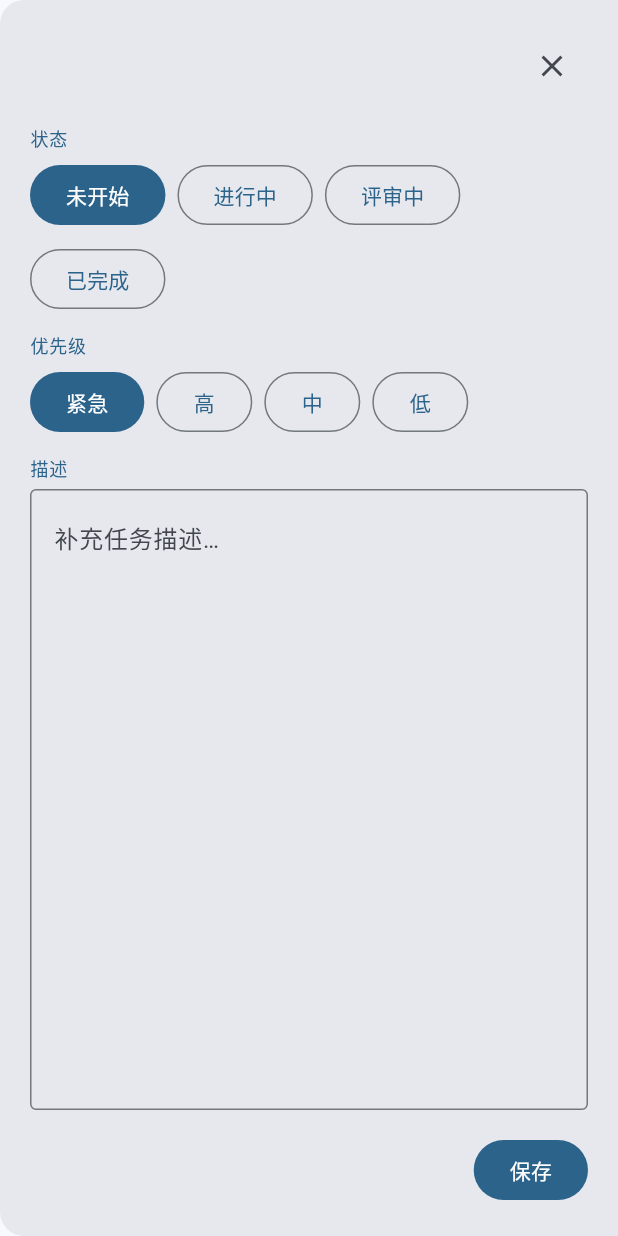
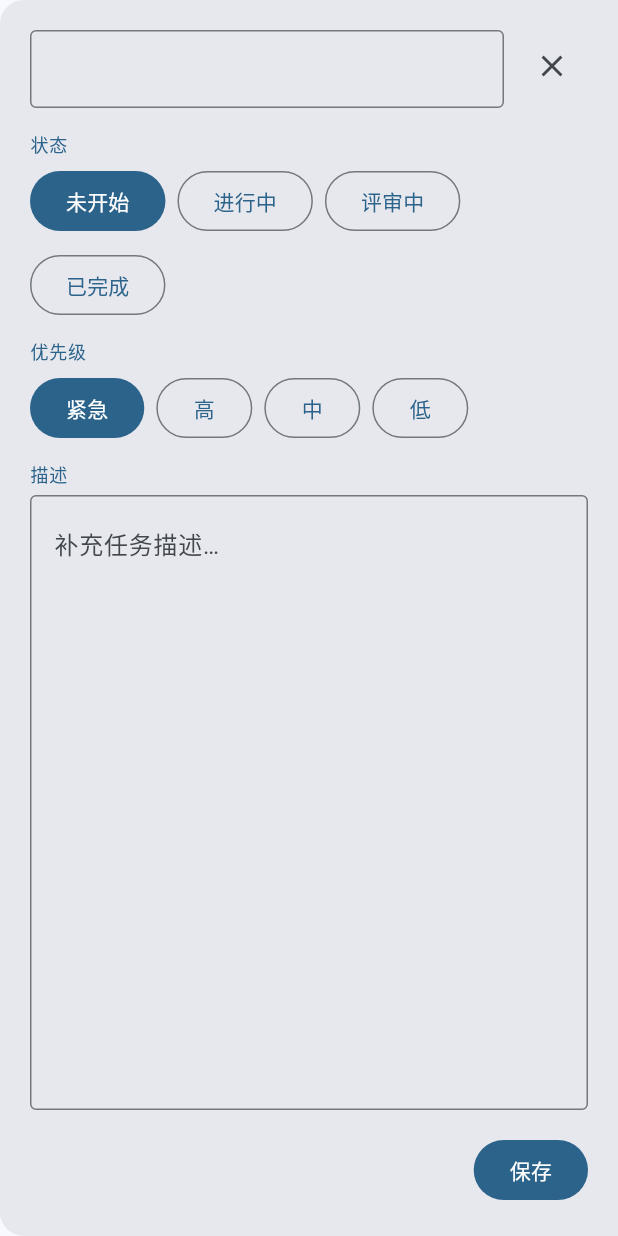
Before and after one commit to quanttide/qtcloud-execute, a Flutter app: the TaskDetailDialog widget shown alone on an empty page, opened directly with empty values, on a phone screen of 412 x 824 dp. Run offline on Flutter 3.47's test engine with Material 3 defaults, Android fonts, the phone set to English and light mode, and no system bars; our stand-ins replace flutter_bloc, go_router; network calls fail.

Commit message:
feat(studio): 详情面板标题可编辑（与描述一并保存，清空保留原标题）

```diff
--- a/src/studio/lib/widgets/task_detail_dialog.dart
+++ b/src/studio/lib/widgets/task_detail_dialog.dart
@@ -4,7 +4,7 @@ import '../models/task.dart';
 
 /// 任务详情弹窗——清单内就地操作，不跳页。
 ///
-/// 纯组件：不持有 Cubit/仓储。状态/优先级点选即改、描述编辑保存，
+/// 纯组件：不持有 Cubit/仓储。标题/描述编辑保存、状态/优先级点选即改，
 /// 所有变更通过 [onUpdated] 回调交给页面（页面负责写仓储并刷新看板）。
 ///
 /// 状态任意选择（真看板——自由来回，不限定只前进）。
@@ -50,12 +50,14 @@ class _TaskDetailDialogState extends State<TaskDetailDialog> {
   /// 弹窗内草稿——每处变更即改即存（回调）
   late Task _draft;
 
+  late final TextEditingController _titleController;
   late final TextEditingController _descriptionController;
 
   @override
   void initState() {
     super.initState();
     _draft = widget.task;
+    _titleController = TextEditingController(text: widget.task.title);
     _descriptionController = TextEditingController(
       text: widget.task.description,
     );
@@ -63,6 +65,7 @@ class _TaskDetailDialogState extends State<TaskDetailDialog> {
 
   @override
   void dispose() {
+    _titleController.dispose();
     _descriptionController.dispose();
     super.dispose();
   }
@@ -86,9 +89,15 @@ class _TaskDetailDialogState extends State<TaskDetailDialog> {
     _apply(_draft.copyWith(priority: priority));
   }
 
-  /// 保存描述：trim 后提交。
+  /// 保存标题 + 描述：trim 后提交（标题清空则保留原标题）。
   void _save() {
-    _apply(_draft.copyWith(description: _descriptionController.text));
+    final title = _titleController.text.trim();
+    _apply(
+      _draft.copyWith(
+        title: title.isEmpty ? null : title,
+        description: _descriptionController.text,
+      ),
+    );
     Navigator.of(context).pop();
   }
 
@@ -136,15 +145,23 @@ class _TaskDetailDialogState extends State<TaskDetailDialog> {
           child: Column(
             crossAxisAlignment: CrossAxisAlignment.start,
             children: [
-              // 标题 + 关闭
+              // 标题（可编辑）+ 关闭
               Row(
+                crossAxisAlignment: CrossAxisAlignment.start,
                 children: [
                   Expanded(
-                    child: Text(
-                      _draft.title,
+                    child: TextField(
+                      key: const ValueKey('title-field'),
+                      controller: _titleController,
                       style: theme.textTheme.titleLarge,
+                      maxLines: null,
+                      decoration: const InputDecoration(
+                        border: OutlineInputBorder(),
+                        isDense: true,
+                      ),
                     ),
                   ),
+                  const SizedBox(width: 8),
                   IconButton(
                     tooltip: '关闭',
                     icon: const Icon(Icons.close),
--- a/src/studio/pubspec.yaml
+++ b/src/studio/pubspec.yaml
@@ -16,7 +16,7 @@ publish_to: 'none' # Remove this line if you wish to publish to pub.dev
 # https://developer.apple.com/library/archive/documentation/General/Reference/InfoPlistKeyReference/Articles/CoreFoundationKeys.html
 # In Windows, build-name is used as the major, minor, and patch parts
 # of the product and file versions while build-number is used as the build suffix.
-version: 0.1.0-beta.9
+version: 0.1.0-beta.10
 
 environment:
   sdk: ^3.12.2
```
Also changed, not shown: 2 other files.
